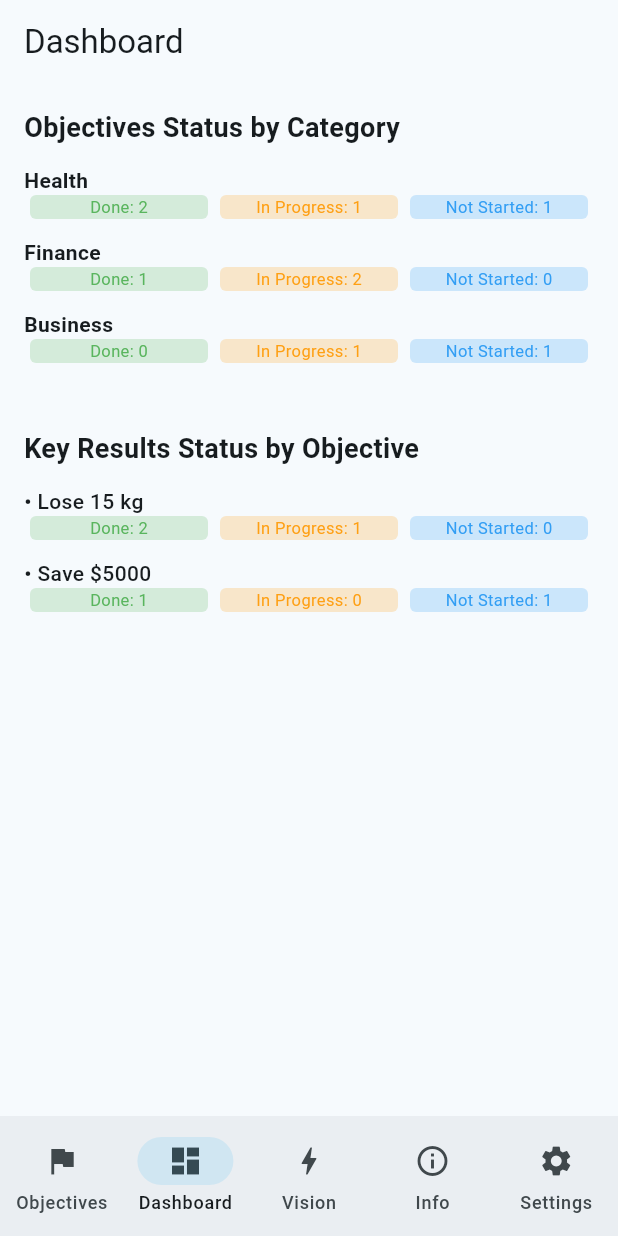
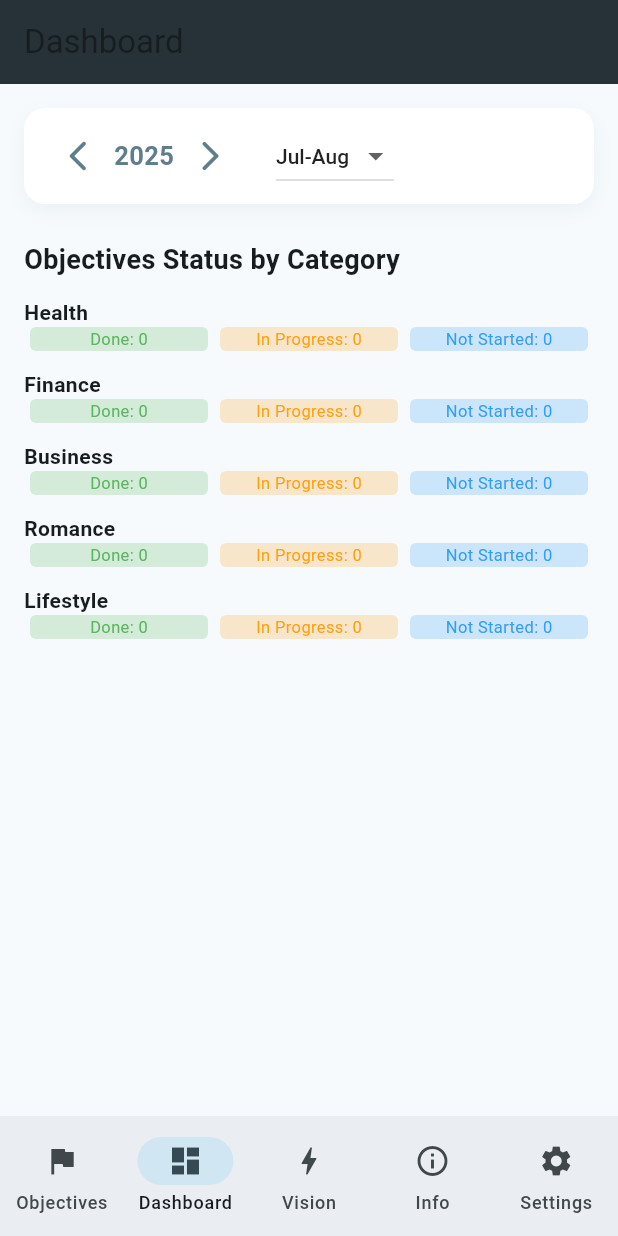
Before and after one commit to burak-analyst/myapp, a Flutter app: the screen it shows after launch, item 2 of the bottom bar chosen, on a phone screen of 412 x 824 dp. Run offline on Flutter 3.47's test engine with Material 3 defaults, Android fonts, the phone set to English and light mode, and no system bars; our stand-ins replace shared_preferences; Roboto replaces fonts that are missing (Montserrat).

Commit message:
dashboard fixed

```diff
--- a/lib/pages/dashboard_page.dart
+++ b/lib/pages/dashboard_page.dart
@@ -1,58 +1,183 @@
 import 'package:flutter/material.dart';
+import '../models/objective.dart';
+import '../models/key_result.dart';
+import 'package:shared_preferences/shared_preferences.dart';
+import 'dart:convert';
 
-class DashboardPage extends StatelessWidget {
+class DashboardPage extends StatefulWidget {
   const DashboardPage({super.key});
+
+  @override
+  State<DashboardPage> createState() => _DashboardPageState();
+}
+
+class _DashboardPageState extends State<DashboardPage> {
+  final List<String> _categories = [
+    'Health',
+    'Finance',
+    'Business',
+    'Romance',
+    'Lifestyle',
+  ];
+
+  final List<String> _periods = [
+    'Jan-Feb',
+    'Mar-Apr',
+    'May-Jun',
+    'Jul-Aug',
+    'Sep-Oct',
+    'Nov-Dec',
+  ];
+
+  int _selectedYear = DateTime.now().year;
+  int _selectedPeriodIndex = 3; // Default to Jul-Aug
+
+  List<Objective> _objectives = [];
+
+  @override
+  void initState() {
+    super.initState();
+    _initLoad();
+  }
+
+  void _initLoad() async {
+    await _loadObjectivesFromPrefs();
+  }
+
+  Future<void> _loadObjectivesFromPrefs() async {
+    final prefs = await SharedPreferences.getInstance();
+    final jsonList = prefs.getStringList('objectives') ?? [];
+
+    List<Objective> loadedObjectives = [];
+    for (final jsonStr in jsonList) {
+      final obj = json.decode(jsonStr);
+      loadedObjectives.add(
+        Objective(
+          title: obj['title'],
+          status: Status.values.firstWhere((s) => s.name == obj['status']),
+          category: obj['category'],
+          year: obj['year'],
+          periodIndex: obj['periodIndex'],
+          keyResults: (obj['keyResults'] as List).map((kr) {
+            return KeyResult(
+              title: kr['title'],
+              status: Status.values.firstWhere((s) => s.name == kr['status']),
+              tasks: List<String>.from(kr['tasks']),
+            );
+          }).toList(),
+        ),
+      );
+    }
+    setState(() {
+      _objectives = loadedObjectives;
+    });
+  }
+
+  List<Objective> get _filteredObjectives => _objectives.where((obj) =>
+    obj.year == _selectedYear &&
+    obj.periodIndex == _selectedPeriodIndex
+  ).toList();
 
   @override
   Widget build(BuildContext context) {
     return Scaffold(
-      appBar: AppBar(title: const Text('Dashboard')),
+      appBar: AppBar(
+        title: const Text('Dashboard'),
+        backgroundColor: Colors.blueGrey[900],
+      ),
       body: ListView(
         padding: const EdgeInsets.all(16),
         children: [
+          _buildPeriodFilter(),
+          const SizedBox(height: 10),
           const Text(
             'Objectives Status by Category',
             style: TextStyle(fontSize: 18, fontWeight: FontWeight.bold),
           ),
           const SizedBox(height: 12),
-          _categoryRow('Health', done: 2, inProgress: 1, notStarted: 1),
-          _categoryRow('Finance', done: 1, inProgress: 2, notStarted: 0),
-          _categoryRow('Business', done: 0, inProgress: 1, notStarted: 1),
-          const SizedBox(height: 32),
-          const Text(
-            'Key Results Status by Objective',
-            style: TextStyle(fontSize: 18, fontWeight: FontWeight.bold),
-          ),
-          const SizedBox(height: 12),
-          _objectiveRow('Lose 15 kg', done: 2, inProgress: 1, notStarted: 0),
-          _objectiveRow('Save \$5000', done: 1, inProgress: 0, notStarted: 1),
+          ..._categories.map((cat) {
+            final catObjs = _filteredObjectives.where((o) => o.category == cat).toList();
+            return _categoryRow(cat, objectives: catObjs);
+          }).toList(),
         ],
       ),
     );
   }
 
-  Widget _categoryRow(String title, {int done = 0, int inProgress = 0, int notStarted = 0}) {
+  Widget _buildPeriodFilter() {
+    return Container(
+      margin: const EdgeInsets.only(bottom: 14),
+      padding: const EdgeInsets.symmetric(vertical: 8, horizontal: 12),
+      decoration: BoxDecoration(
+        color: Colors.white,
+        borderRadius: BorderRadius.circular(14),
+        boxShadow: [
+          BoxShadow(
+            color: Colors.blueGrey.withOpacity(0.08),
+            offset: const Offset(0, 4),
+            blurRadius: 10,
+          ),
+        ],
+      ),
+      child: Row(
+        children: [
+          IconButton(
+            icon: const Icon(Icons.arrow_back_ios_new_rounded, color: Colors.blueGrey),
+            onPressed: () {
+              setState(() {
+                _selectedYear = (_selectedYear - 1).clamp(_selectedYear - 3, _selectedYear + 3);
+              });
+            },
+          ),
+          Text(
+            '$_selectedYear',
+            style: const TextStyle(
+                fontFamily: 'Montserrat',
+                fontWeight: FontWeight.bold,
+                fontSize: 17,
+                color: Colors.blueGrey),
+          ),
+          IconButton(
+            icon: const Icon(Icons.arrow_forward_ios_rounded, color: Colors.blueGrey),
+            onPressed: () {
+              setState(() {
+                _selectedYear = (_selectedYear + 1).clamp(_selectedYear - 3, _selectedYear + 3);
+              });
+            },
+          ),
+          const SizedBox(width: 20),
+          DropdownButton<String>(
+            value: _periods[_selectedPeriodIndex],
+            items: List.generate(_periods.length, (i) {
+              return DropdownMenuItem(
+                value: _periods[i],
+                child: Text(_periods[i],
+                    style: const TextStyle(fontFamily: 'Montserrat', fontWeight: FontWeight.w500)),
+              );
+            }),
+            onChanged: (value) {
+              if (value != null) {
+                setState(() {
+                  _selectedPeriodIndex = _periods.indexOf(value);
+                });
+              }
+            },
+            dropdownColor: Colors.white,
+            style: const TextStyle(color: Colors.black87),
+          ),
+        ],
+      ),
+    );
+  }
+
+  Widget _categoryRow(String title, {required List<Objective> objectives}) {
+    final done = objectives.where((o) => o.status == Status.done).length;
+    final inProgress = objectives.where((o) => o.status == Status.inProgress).length;
+    final notStarted = objectives.where((o) => o.status == Status.notStarted).length;
     return Column(
       crossAxisAlignment: CrossAxisAlignment.start,
       children: [
         Text(title, style: const TextStyle(fontWeight: FontWeight.w600)),
-        Row(
-          children: [
-            _statusBar('Done', done, Colors.green),
-            _statusBar('In Progress', inProgress, Colors.orange),
-            _statusBar('Not Started', notStarted, Colors.blue),
-          ],
-        ),
-        const SizedBox(height: 12),
-      ],
-    );
-  }
-
-  Widget _objectiveRow(String title, {int done = 0, int inProgress = 0, int notStarted = 0}) {
-    return Column(
-      crossAxisAlignment: CrossAxisAlignment.start,
-      children: [
-        Text('• $title', style: const TextStyle(fontWeight: FontWeight.w500)),
         Row(
           children: [
             _statusBar('Done', done, Colors.green),
@@ -85,5 +210,4 @@ Widget _statusBar(String label, int count, Color color) {
       ),
     );
   }
-
 }
```
Lines whose indentation alone changed are shown as unchanged.
